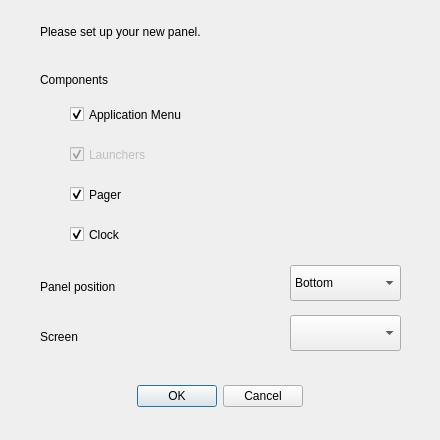
The window that src/view/add_panel_dialog.ui (dangvd/ksmoothdock) describes before a commit, drawn with Qt 5.
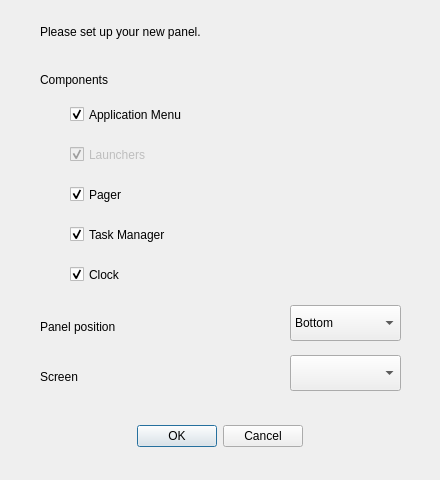
The same window after the commit.

Commit message: Task Manager: Add option to enable Task Manager to Add Dock / Welcome dialog #3

What changed in the file:
```diff
--- a/src/view/add_panel_dialog.ui
+++ b/src/view/add_panel_dialog.ui
@@ -7,7 +7,7 @@
     <x>0</x>
     <y>0</y>
     <width>440</width>
-    <height>440</height>
+    <height>480</height>
    </rect>
   </property>
   <property name="windowTitle">
@@ -17,7 +17,7 @@
    <property name="geometry">
     <rect>
      <x>20</x>
-     <y>380</y>
+     <y>420</y>
      <width>400</width>
      <height>32</height>
     </rect>
@@ -36,7 +36,7 @@
    <property name="geometry">
     <rect>
      <x>40</x>
-     <y>275</y>
+     <y>315</y>
      <width>210</width>
      <height>23</height>
     </rect>
@@ -49,7 +49,7 @@
    <property name="geometry">
     <rect>
      <x>290</x>
-     <y>265</y>
+     <y>305</y>
      <width>111</width>
      <height>36</height>
     </rect>
@@ -82,7 +82,7 @@
    <property name="geometry">
     <rect>
      <x>40</x>
-     <y>325</y>
+     <y>365</y>
      <width>210</width>
      <height>23</height>
     </rect>
@@ -95,7 +95,7 @@
    <property name="geometry">
     <rect>
      <x>290</x>
-     <y>315</y>
+     <y>355</y>
      <width>111</width>
      <height>36</height>
     </rect>
@@ -165,7 +165,7 @@
     <bool>true</bool>
    </property>
   </widget>
-  <widget class="QCheckBox" name="showClock">
+  <widget class="QCheckBox" name="showTaskManager">
    <property name="geometry">
     <rect>
      <x>70</x>
@@ -175,7 +175,7 @@
     </rect>
    </property>
    <property name="text">
-    <string>Clock</string>
+    <string>Task Manager</string>
    </property>
    <property name="checked">
     <bool>true</bool>
@@ -194,6 +194,22 @@
     <string>Please set up your new panel.</string>
    </property>
   </widget>
+  <widget class="QCheckBox" name="showClock">
+   <property name="geometry">
+    <rect>
+     <x>70</x>
+     <y>260</y>
+     <width>300</width>
+     <height>29</height>
+    </rect>
+   </property>
+   <property name="text">
+    <string>Clock</string>
+   </property>
+   <property name="checked">
+    <bool>true</bool>
+   </property>
+  </widget>
  </widget>
  <resources/>
  <connections>
```
The commit also changes 3 other files.
